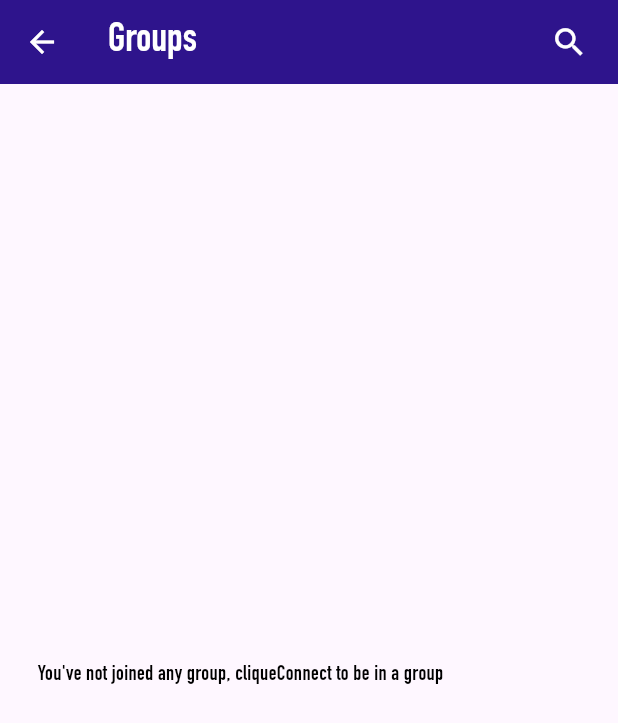
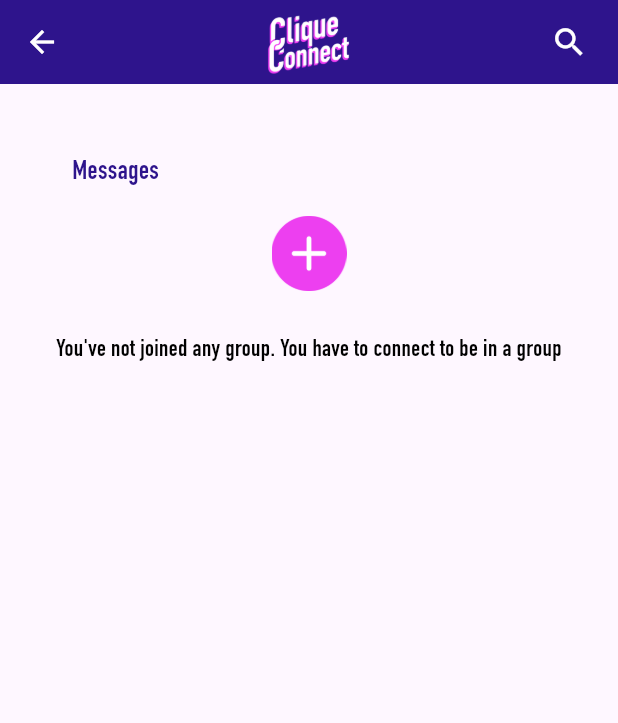
Before and after one commit to RabensteinerDavid/CliqueConnect, a Flutter app: the HomePageChat screen opened directly, on a phone screen of 412 x 824 dp. Shown: the top 723 px of the screen. Run offline on Flutter 3.47's test engine with Material 3 defaults, Android fonts, the phone set to English and light mode, and no system bars; our stand-ins replace carousel_slider, cloud_firestore, firebase_auth, firebase_core, firebase_storage, flutter_map and 8 more; missing offline and left inert: dart:ffi, firebase_ui_auth, flutter_neat_and_clean_calendar, mapbox_gl; accounts and stored records are empty.

Commit message:
Message chat update scroll

```diff
--- a/App/lib/pages/home_page.dart
+++ b/App/lib/pages/home_page.dart
@@ -4,6 +4,7 @@ import 'package:cloud_firestore/cloud_firestore.dart';
 import 'package:firebase_auth/firebase_auth.dart';
 import 'package:flutter/material.dart';
 import 'package:test_clique_connect/components/AuthGate.dart';
+import 'package:test_clique_connect/components/EventHome.dart';
 import 'package:test_clique_connect/main.dart';
 import '../helper/helper_functions.dart';
 import '../components/AuthGate.dart';
@@ -39,22 +40,42 @@ class _HomePageState extends State<HomePageChat> {
     await  _getUserAuthAndJoinedGroups();
   }
 
-  Widget noGroupWidget() {
-    return Container(
-      padding: EdgeInsets.symmetric(horizontal: 25.0),
+  Widget noGroupWidget(BuildContext context) {
+    return Center(
       child: Column(
         mainAxisAlignment: MainAxisAlignment.center,
         crossAxisAlignment: CrossAxisAlignment.center,
         children: <Widget>[
-
-          SizedBox(height: 20.0),
-          Text(
-            "You've not joined any group, cliqueConnect to be in a group",
+          // Add the search icon button
+          IconButton(
+            icon: Image.asset(
+              "icons/plus_pink.png",
+              width: 50.0, // Adjust the width as needed
+              height: 50.0, // Adjust the height as needed
+            ),
+            onPressed: () {
+              // Navigate to the search page when the search icon is pressed
+              Navigator.push(
+                context,
+                MaterialPageRoute(builder: (context) => const EventHome()), // Replace EventHome with your actual widget
+              );
+            },
+          ),
+          const SizedBox(height: 20.0),
+          const Text(
+            "You've not joined any group. You have to connect to be in a group",
+            textAlign: TextAlign.center,
+            style: TextStyle(
+              fontSize: 16.0, // Adjust the font size as needed
+            ),
           ),
         ],
       ),
     );
   }
+
+
+
 
   Widget groupsList() {
     return StreamBuilder<Map<String, dynamic>>(
@@ -72,7 +93,7 @@ class _HomePageState extends State<HomePageChat> {
               },
             );
           } else {
-            return noGroupWidget();
+            return noGroupWidget(context);
           }
         } else {
           return Center(
@@ -190,30 +211,42 @@ class _HomePageState extends State<HomePageChat> {
   Widget build(BuildContext context) {
     return Scaffold(
       appBar: buildAppBar(),
-      body: groupsList(),
-/*      floatingActionButton: buildFloatingActionButton(),*/
+      body: Column(
+        crossAxisAlignment: CrossAxisAlignment.start,
+        children: [
+          const Padding(
+            padding: EdgeInsets.fromLTRB(48.0, 46.0, 18.0, 8.0),
+            child: Align(
+              alignment: Alignment.centerLeft,
+              child: Text(
+                'Messages',
+                style: TextStyle(fontSize: 18.0, color: MyApp.blueMain),
+              ),
+            ),
+          ),
+          groupsList(),
+        ],
+      ),
+      /*floatingActionButton: buildFloatingActionButton(),*/
     );
   }
+
+
 
   PreferredSizeWidget buildAppBar() {
     return PreferredSize(
       preferredSize: Size.fromHeight(kToolbarHeight),
       child: AppBar(
-        title: Text(
-          'Groups',
-          style: TextStyle(
-            color: Colors.white,
-            fontSize: 27.0,
-            fontWeight: FontWeight.bold,
-          ),
-        ),
+       title: Image.asset('assets/cliqueConnect.png',  fit: BoxFit.contain,
+         height: 50,),
+        centerTitle: true, // Center the title (icon) in the middle
         backgroundColor: MyApp.blueMain,
         elevation: 0.0,
-        iconTheme: IconThemeData(color: Colors.white), // Set the color of the back arrow to white
+        iconTheme: const IconThemeData(color: Colors.white), // Set the color of the back arrow to white
         actions: <Widget>[
           IconButton(
-            padding: EdgeInsets.symmetric(horizontal: 20.0),
-            icon: Icon(Icons.search, color: Colors.white, size: 25.0),
+            padding: const EdgeInsets.symmetric(horizontal: 20.0),
+            icon: const Icon(Icons.search, color: Colors.white, size: 25.0),
             onPressed: () {
               Navigator.of(context).push(
                 MaterialPageRoute(builder: (context) => SearchPage()),
@@ -224,6 +257,7 @@ class _HomePageState extends State<HomePageChat> {
       ),
     );
   }
+
 
 
   Widget buildFloatingActionButton() {
--- a/App/pubspec.yaml
+++ b/App/pubspec.yaml
@@ -56,8 +56,6 @@ dependencies:
   flutter_neat_and_clean_calendar: ^0.3.14+32
   carousel_slider: ^4.2.1
 
-
-
 flutter_native_splash:
   color: "#817FBF"
   #image: assets/cliqueConnect.png
@@ -109,6 +107,7 @@ flutter:
     - icons/send_blue.png
     - icons/hat_rose.png
     - icons/profile_rose.png
+    - icons/plus_pink.png
 
   # To add assets to your application, add an assets section, like this:
   # assets:
```
Also changed, not shown: App/lib/pages/chat_page.dart (+61 -8 lines), App/lib/widgets/message_tile.dart (+6 -7 lines), 2 other files.
